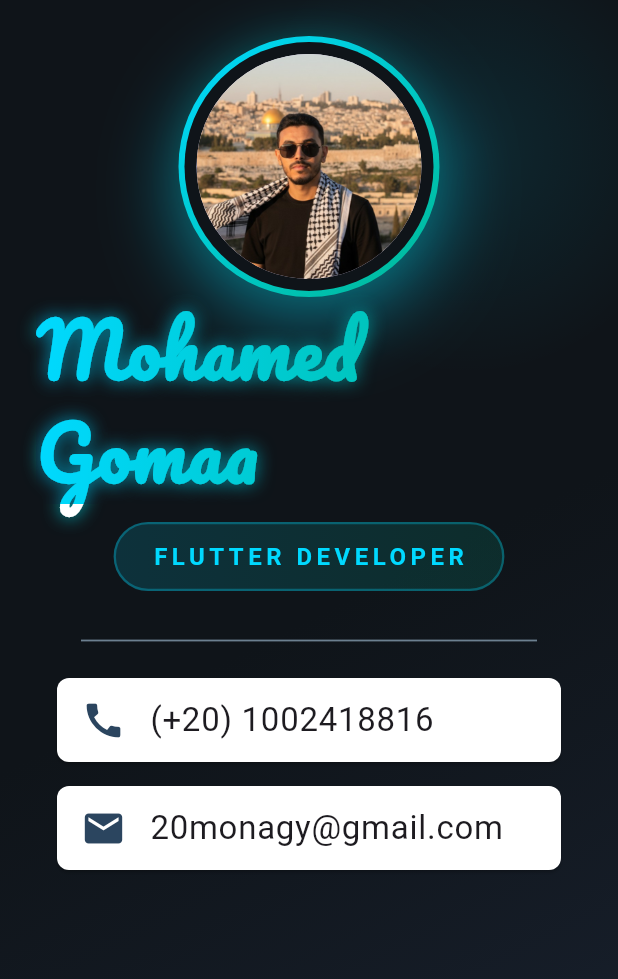
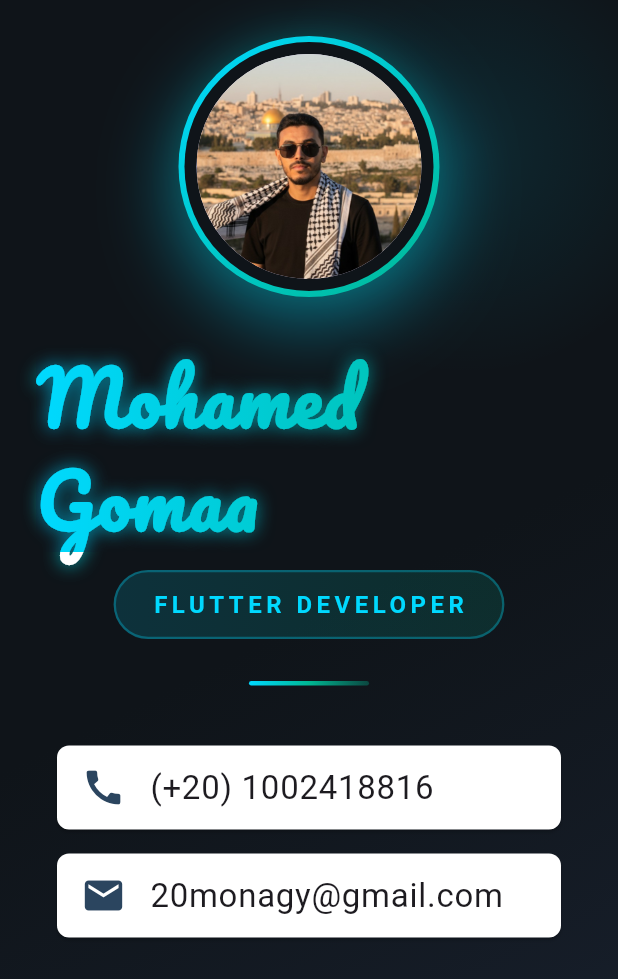
Before and after one commit to mohamedgomaa20/business_card_app, a Flutter app: the screen it shows after launch, on a phone screen of 412 x 824 dp. Shown: the top 979 px of the screen. Run offline on Flutter 3.47's test engine with Material 3 defaults, Android fonts, the phone set to English and light mode, and no system bars.

Commit message:
enhance divider done

```diff
--- a/lib/business_card_app_screen.dart
+++ b/lib/business_card_app_screen.dart
@@ -88,6 +88,7 @@
                           ),
                         ),
                       ),
+                      const SizedBox(height: 32),
 
                       ShaderMask(
                         shaderCallback: (bounds) => LinearGradient(
@@ -148,15 +149,21 @@
                       ),
 
                       const SizedBox(height: 28),
-
-                      const Divider(
-                        color: Color(0xff6c8090),
-                        indent: 30,
-                        endIndent: 30,
-                        height: 10,
-                        thickness: 1.2,
+                      Container(
+                        width: 80,
+                        height: 3,
+                        decoration: BoxDecoration(
+                          borderRadius: BorderRadius.circular(10),
+                          gradient: LinearGradient(
+                            colors: [
+                              accentColor,
+                              secondaryAccent,
+                              secondaryAccent.withOpacity(.3),
+                            ],
+                          ),
+                        ),
                       ),
-                      const SizedBox(height: 12),
+                      const SizedBox(height: 32),
 
                       Card(
                         color: Colors.white,
```
